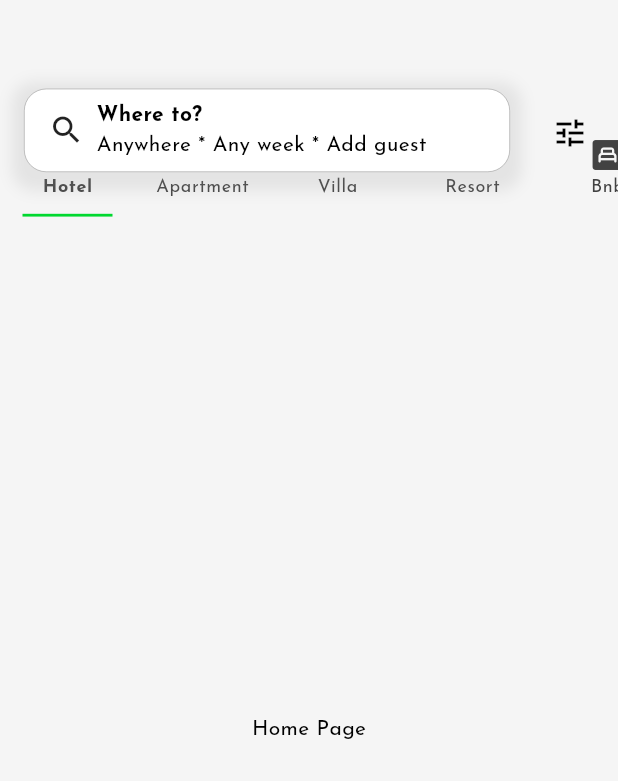
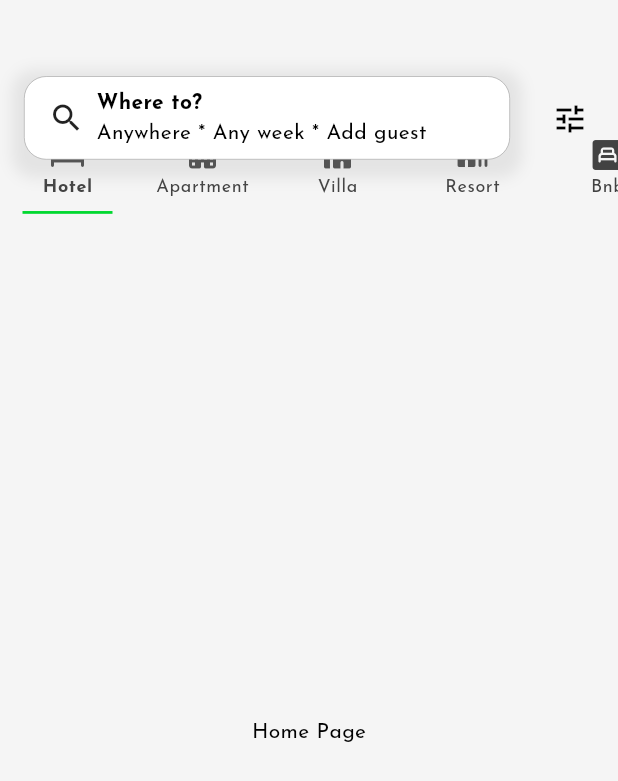
Before and after one commit to Saim22Ahmed/Rental-App, a Flutter app: the screen it shows after launch, on a phone screen of 412 x 824 dp. Shown: the top 781 px of the screen. Run offline on Flutter 3.47's test engine with Material 3 defaults, Android fonts, the phone set to English and light mode, and no system bars; our stand-ins replace device_preview, flutter_riverpod, flutter_screenutil, go_router, google_fonts.

Commit message:
init commit

```diff
--- a/lib/components/category_list.dart
+++ b/lib/components/category_list.dart
@@ -39,7 +39,7 @@ class _CategoryListState extends State<CategoryList> {
                 });
               },
               child: Container(
-                margin: EdgeInsets.only(right: 4.w, left: 4, top: 4.h),
+                margin: EdgeInsets.only(right: 4.w, left: 4.w, top: 4.h),
                 width: 82.w,
                 child: Column(
                   // mainAxisAlignment: MainAxisAlignment.end,
@@ -61,7 +61,7 @@ class _CategoryListState extends State<CategoryList> {
                     // bottom line based on index
                     (index == selectedIndex)
                         ? Container(
-                            margin: EdgeInsets.only(top: 10.h),
+                            margin: EdgeInsets.only(top: 8.h),
                             height: 2.h,
                             width: 60.w,
                             color: themecolor)
--- a/lib/components/search_bar.dart
+++ b/lib/components/search_bar.dart
@@ -15,7 +15,7 @@ class MySearchBar extends StatelessWidget {
     return Positioned(
       left: 16.w,
       right: 72.w,
-      top: 64.h,
+      top: 55.h,
       child: GestureDetector(
         onTap: onTap,
         child: Hero(
--- a/lib/main.dart
+++ b/lib/main.dart
@@ -2,12 +2,15 @@ import 'package:airbnb_app/pages/HomePage.dart';
 import 'package:airbnb_app/routes/app_routes.dart';
 import 'package:airbnb_app/themes/dark_theme.dart';
 import 'package:airbnb_app/themes/llight_theme.dart';
+import 'package:device_preview/device_preview.dart';
 import 'package:flutter/material.dart';
 import 'package:flutter_riverpod/flutter_riverpod.dart';
 import 'package:flutter_screenutil/flutter_screenutil.dart';
 
 void main() {
-  runApp(ProviderScope(child: const MyApp()));
+  runApp(ProviderScope(
+      child: DevicePreview(
+          enabled: false, builder: (BuildContext context) => const MyApp())));
 }
 
 class MyApp extends StatelessWidget {
@@ -19,6 +22,8 @@ class MyApp extends StatelessWidget {
     return ScreenUtilInit(
       designSize: const Size(412, 892),
       builder: (context, child) => MaterialApp.router(
+        locale: DevicePreview.locale(context),
+        builder: DevicePreview.appBuilder,
         debugShowCheckedModeBanner: false,
         title: 'Flutter Demo',
         theme: lightTheme,
--- a/lib/pages/HomePage.dart
+++ b/lib/pages/HomePage.dart
@@ -18,16 +18,16 @@ class HomePage extends StatelessWidget {
       // appbar
       appBar: AppBar(
         // backgroundColor: themecolor,
-        toolbarHeight: 160.h,
+        toolbarHeight: 165.h,
         flexibleSpace: Container(
           child: Stack(
             children: [
               //property type list
 
               Positioned(
-                bottom: 0.0,
-                left: 0.0,
-                right: 0.0,
+                bottom: 5.0.h,
+                left: 0.0.w,
+                right: 0.0.w,
                 child: CategoryList(),
               ),
 
@@ -38,7 +38,7 @@ class HomePage extends StatelessWidget {
                     onPressed: () {},
                   ),
                   right: 8.w,
-                  top: 70.h),
+                  top: 60.h),
 
               //search bar
               MySearchBar(onTap: () {
```
